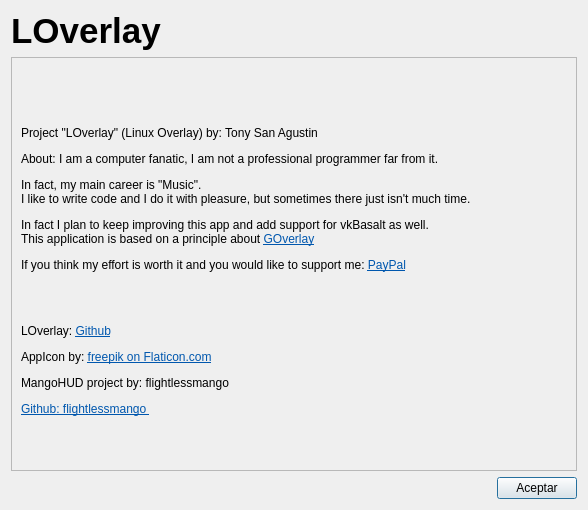
First picture: the form in src/about.ui, repository tonehrk/Linux-Game-Tweaks, before the edit.
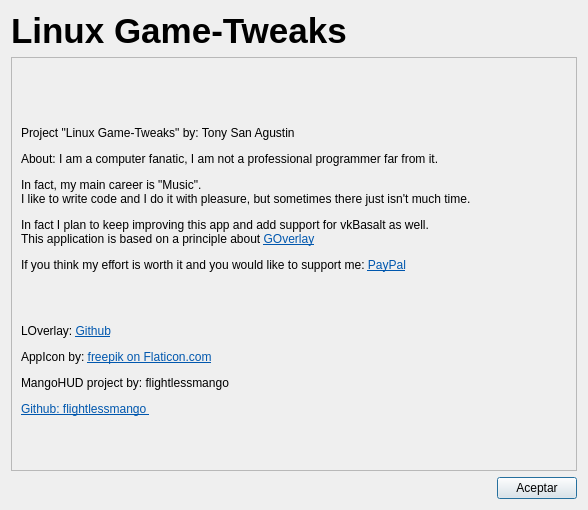
Second picture: the form after the edit. Icons and pictures are not drawn.

The edit to the form file:
```diff
--- a/src/about.ui
+++ b/src/about.ui
@@ -51,7 +51,7 @@
           <enum>QFrame::Plain</enum>
          </property>
          <property name="text">
-          <string>&lt;html&gt;&lt;head/&gt;&lt;body&gt;&lt;p&gt;&lt;br/&gt;Project &amp;quot;LOverlay&amp;quot; (Linux Overlay) by: Tony San Agustin&lt;/p&gt;&lt;p&gt;About: I am a computer fanatic, I am not a professional programmer far from it. &lt;/p&gt;&lt;p&gt;In fact, my main career is &amp;quot;Music&amp;quot;.&lt;br/&gt;I like to write code and I do it with pleasure, but sometimes there just isn't much time. &lt;/p&gt;&lt;p&gt;In fact I plan to keep improving this app and add support for vkBasalt as well.&lt;br/&gt;This application is based on a principle about &lt;a href=&quot;https://github.com/benjamimgois/goverlay&quot;&gt;&lt;span style=&quot; text-decoration: underline; color:#0057ae;&quot;&gt;GOverlay&lt;/span&gt;&lt;/a&gt;&lt;/p&gt;&lt;p&gt;If you think my effort is worth it and you would like to support me: &lt;a href=&quot;paypal.me/tonehrk&quot;&gt;&lt;span style=&quot; text-decoration: underline; color:#0057ae;&quot;&gt;PayPal&lt;/span&gt;&lt;/a&gt;&lt;/p&gt;&lt;p&gt;&lt;br/&gt;&lt;/p&gt;&lt;p&gt;LOverlay: &lt;a href=&quot;https://github.com/tonehrk/LOverlay&quot;&gt;&lt;span style=&quot; text-decoration: underline; color:#0057ae;&quot;&gt;Github&lt;/span&gt;&lt;/a&gt;&lt;/p&gt;&lt;p&gt;AppIcon by: &lt;a href=&quot;https://www.flaticon.com/authors/freepik&quot;&gt;&lt;span style=&quot; text-decoration: underline; color:#0057ae;&quot;&gt;freepik on Flaticon.com&lt;/span&gt;&lt;/a&gt;&lt;/p&gt;&lt;p&gt;MangoHUD project by: flightlessmango&lt;/p&gt;&lt;p&gt;&lt;a href=&quot;https://github.com/flightlessmango&quot;&gt;&lt;span style=&quot; text-decoration: underline; color:#0057ae;&quot;&gt;Github: flightlessmango &lt;/span&gt;&lt;/a&gt;&lt;/p&gt;&lt;/body&gt;&lt;/html&gt;</string>
+          <string>&lt;html&gt;&lt;head/&gt;&lt;body&gt;&lt;p&gt;&lt;br/&gt;Project &amp;quot;Linux Game-Tweaks&amp;quot; by: Tony San Agustin&lt;/p&gt;&lt;p&gt;About: I am a computer fanatic, I am not a professional programmer far from it. &lt;/p&gt;&lt;p&gt;In fact, my main career is &amp;quot;Music&amp;quot;.&lt;br/&gt;I like to write code and I do it with pleasure, but sometimes there just isn't much time. &lt;/p&gt;&lt;p&gt;In fact I plan to keep improving this app and add support for vkBasalt as well.&lt;br/&gt;This application is based on a principle about &lt;a href=&quot;https://github.com/benjamimgois/goverlay&quot;&gt;&lt;span style=&quot; text-decoration: underline; color:#0057ae;&quot;&gt;GOverlay&lt;/span&gt;&lt;/a&gt;&lt;/p&gt;&lt;p&gt;If you think my effort is worth it and you would like to support me: &lt;a href=&quot;paypal.me/tonehrk&quot;&gt;&lt;span style=&quot; text-decoration: underline; color:#0057ae;&quot;&gt;PayPal&lt;/span&gt;&lt;/a&gt;&lt;/p&gt;&lt;p&gt;&lt;br/&gt;&lt;/p&gt;&lt;p&gt;LOverlay: &lt;a href=&quot;https://github.com/tonehrk/LOverlay&quot;&gt;&lt;span style=&quot; text-decoration: underline; color:#0057ae;&quot;&gt;Github&lt;/span&gt;&lt;/a&gt;&lt;/p&gt;&lt;p&gt;AppIcon by: &lt;a href=&quot;https://www.flaticon.com/authors/freepik&quot;&gt;&lt;span style=&quot; text-decoration: underline; color:#0057ae;&quot;&gt;freepik on Flaticon.com&lt;/span&gt;&lt;/a&gt;&lt;/p&gt;&lt;p&gt;MangoHUD project by: flightlessmango&lt;/p&gt;&lt;p&gt;&lt;a href=&quot;https://github.com/flightlessmango&quot;&gt;&lt;span style=&quot; text-decoration: underline; color:#0057ae;&quot;&gt;Github: flightlessmango &lt;/span&gt;&lt;/a&gt;&lt;/p&gt;&lt;/body&gt;&lt;/html&gt;</string>
          </property>
          <property name="textInteractionFlags">
           <set>Qt::LinksAccessibleByMouse|Qt::TextSelectableByMouse</set>
@@ -72,7 +72,7 @@
    <item row="0" column="0">
     <widget class="QLabel" name="label_2">
      <property name="text">
-      <string>&lt;html&gt;&lt;head/&gt;&lt;body&gt;&lt;p&gt;&lt;img src=&quot;:/icons/cake-piece.png&quot;/&gt;&lt;span style=&quot; font-size:26pt; font-weight:600;&quot;&gt;LOverlay&lt;/span&gt;&lt;/p&gt;&lt;/body&gt;&lt;/html&gt;</string>
+      <string>&lt;html&gt;&lt;head/&gt;&lt;body&gt;&lt;p&gt;&lt;img src=&quot;:/icons/cake-piece.png&quot;/&gt;&lt;span style=&quot; font-size:26pt; font-weight:600;&quot;&gt;Linux Game-Tweaks&lt;/span&gt;&lt;/p&gt;&lt;/body&gt;&lt;/html&gt;</string>
      </property>
     </widget>
    </item>
```
Left out of the diff: 2 changed lines with no effect on the pictures.
